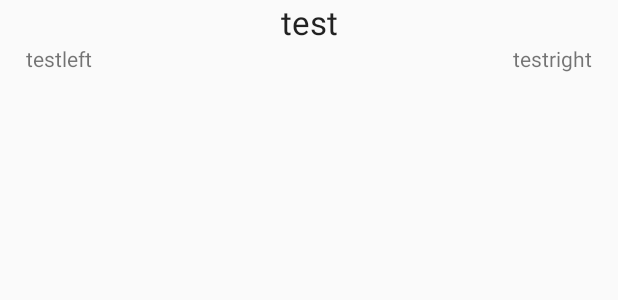
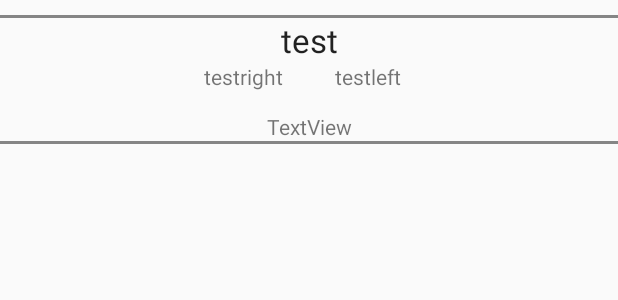
Before and after one commit to JavaTheNutt/Semester06_Assignment, an Android app: the layout row_transaction.xml on its own in the app's theme, with its tools: preview values and no code run, on a phone screen of 412 x 824 dp. Shown: the top 300 px of the screen. Run offline under Robolectric (Android 15) with nearby library versions, the phone set to English and light mode, and no system bars.

Commit message:
ui fixes

```diff
--- a/app/src/main/res/layout/activity_transaction_list.xml
+++ b/app/src/main/res/layout/activity_transaction_list.xml
@@ -11,9 +11,9 @@
         android:id="@+id/listViewUsername"
         android:layout_width="match_parent"
         android:layout_height="wrap_content"
-        android:text="TextView"
         android:textAlignment="center"
-        android:textAppearance="@style/TextAppearance.AppCompat.Headline"/>
+        android:textAppearance="@style/TextAppearance.AppCompat.Headline"
+        android:visibility="gone"/>
 
     <RadioGroup
         android:id="@+id/transactionListSelectType"
--- a/app/src/main/res/layout/row_transaction.xml
+++ b/app/src/main/res/layout/row_transaction.xml
@@ -1,31 +1,62 @@
 <?xml version="1.0" encoding="utf-8"?>
-<RelativeLayout xmlns:android="http://schemas.android.com/apk/res/android"
-                android:layout_width="match_parent"
-                android:layout_height="match_parent">
+<LinearLayout xmlns:android="http://schemas.android.com/apk/res/android"
+              android:layout_width="match_parent"
+              android:layout_height="wrap_content"
+              android:orientation="vertical">
+
+    <View
+        android:layout_width="match_parent"
+        android:layout_height="2dp"
+        android:layout_marginTop="10dp"
+        android:background="@color/listBorder"/>
 
     <TextView
         android:id="@+id/transactionTitle"
         android:layout_width="match_parent"
         android:layout_height="wrap_content"
+        android:gravity="center_horizontal"
         android:text="test"
-        android:textAppearance="@style/TextAppearance.AppCompat.Large"
-        android:gravity="center_horizontal"/>
+        android:textAppearance="@style/TextAppearance.AppCompat.Large"/>
+
+    <LinearLayout
+        android:layout_width="match_parent"
+        android:layout_height="match_parent"
+        android:orientation="horizontal">
+
+        <TextView
+            android:id="@+id/rowAmount"
+            android:layout_width="match_parent"
+            android:layout_height="wrap_content"
+            android:layout_marginEnd="17dp"
+            android:layout_weight="1"
+            android:gravity="end"
+            android:text="testright"
+            android:layout_gravity="left"/>
+
+        <TextView
+            android:id="@+id/rowDate"
+            android:layout_width="match_parent"
+            android:layout_height="wrap_content"
+            android:layout_marginStart="17dp"
+            android:layout_weight="1"
+            android:text="testleft"
+            android:layout_gravity="right"/>
+    </LinearLayout>
 
     <TextView
-        android:id="@+id/rowDate"
-        android:layout_width="wrap_content"
+        android:id="@+id/dueDateLabel"
+        android:layout_width="match_parent"
         android:layout_height="wrap_content"
-        android:layout_below="@id/transactionTitle"
-        android:layout_marginStart="17dp"
-        android:text="testleft"/>
+        android:layout_marginTop="14dp"
+        android:text="TextView"
+        android:textAlignment="center"
+        android:layout_below="@+id/rowDate"
+        android:layout_alignParentStart="true"/>
 
-    <TextView
-        android:id="@+id/rowAmount"
-        android:layout_width="wrap_content"
-        android:layout_height="wrap_content"
-        android:text="testright"
-        android:gravity="end"
-        android:layout_below="@+id/transactionTitle"
-        android:layout_alignParentEnd="true"
-        android:layout_marginEnd="17dp"/>
-</RelativeLayout>
+    <View
+        android:layout_width="match_parent"
+        android:layout_height="2dp"
+        android:layout_marginBottom="10dp"
+        android:background="@color/listBorder"
+        />
+</LinearLayout>
--- a/app/src/main/res/values/colors.xml
+++ b/app/src/main/res/values/colors.xml
@@ -9,4 +9,5 @@
     <color name="newStatusBarColor">#181717</color>
     <color name="signinButtonColor">#5ca655</color>
     <color name="loginButtonColor">#6970ec</color>
+    <color name="listBorder">#858585</color>
 </resources>
--- a/app/src/main/res/values/strings.xml
+++ b/app/src/main/res/values/strings.xml
@@ -43,4 +43,7 @@
     <string name="showPendingRadio">Pending</string>
     <string name="showCompletedRadio">Completed</string>
     <string name="transactionListMenu">Transaction List</string>
+    <string name="transactionRowDueLabel">Due on %s</string>
+    <string name="transactionRowEnteredLabel">Entered on %s</string>
+    <string name="transactionAmountLabel">Amount €%s</string>
 </resources>
```
Also changed, not shown: app/src/main/java/ie/wit/application/model/ui/TransactionAdapter.java (+11 -3 lines), app/src/main/java/ie/wit/application/service/Util.java (+20 -0 lines).
